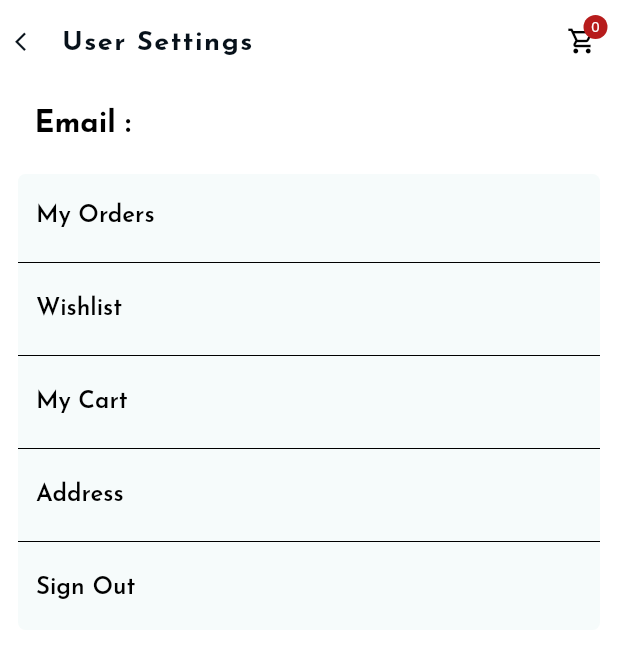
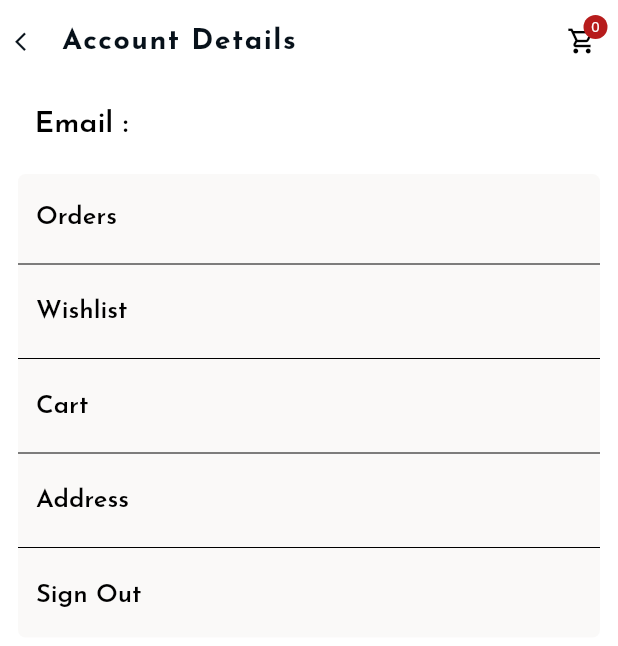
Before and after one commit to msramesh2k1/Mr-and-Mrs-Design-Wood-Works---Mobile, a Flutter app: the UserScreen screen opened directly, on a phone screen of 412 x 824 dp. Shown: the top 646 px of the screen. Run offline on Flutter 3.47's test engine with Material 2 defaults, Android fonts, the light colour scheme and no system bars; our stand-ins replace cloud_firestore, connectivity, firebase_auth, firebase_core, firebase_storage, flutter_spinkit and 5 more; missing offline and left inert: razorpay_flutter; accounts and stored records are empty; network calls fail.

Commit message:
feat:user screen ui

```diff
--- a/lib/userScreen.dart
+++ b/lib/userScreen.dart
@@ -1,15 +1,12 @@
 import 'package:flutter/material.dart';
-import 'package:mr_and_mrs/Address.dart';
 import 'package:mr_and_mrs/Helper.dart';
 import 'package:mr_and_mrs/MainScreen.dart';
 import 'package:mr_and_mrs/Orders.dart';
 import 'package:mr_and_mrs/constants.dart';
-import 'package:mr_and_mrs/wishlist.dart';
 
 import 'Admin.dart';
 import 'CartPage.dart';
 import 'package:cloud_firestore/cloud_firestore.dart';
-import 'Search.dart';
 import 'package:google_fonts/google_fonts.dart';
 import 'package:firebase_auth/firebase_auth.dart';
 
@@ -130,12 +127,12 @@ class _UserScreenState extends State<UserScreen> {
         ),
         leadingWidth: 25,
         title: Text(
-          "User Settings",
+          "Account Details",
           style: GoogleFonts.josefinSans(
             textStyle: TextStyle(
                 fontWeight: FontWeight.bold,
                 color: kBackgroundColor,
-                fontSize: 18,
+                fontSize: 19,
                 letterSpacing: 1),
           ),
         ),
@@ -172,7 +169,7 @@ class _UserScreenState extends State<UserScreen> {
                                   FirebaseAuth.instance.currentUser.email,
                               style: GoogleFonts.josefinSans(
                                 textStyle: TextStyle(
-                                    fontWeight: FontWeight.w700,
+                                    fontWeight: FontWeight.w600,
                                     color: Colors.black,
                                     fontSize: 20,
                                     letterSpacing: 0),
@@ -186,37 +183,11 @@ class _UserScreenState extends State<UserScreen> {
                 ),
               ),
             ),
-
-            // SizedBox(
-            //   height: 15,
-            // ),
-            // Divider(color: Colors.black),
-            // SizedBox(
-            //   height: 15,
-            // ),
-            // Row(
-            //   children: [
-            //     SizedBox(
-            //       width: 12,
-            //     ),
-            //     Text(
-            //       "ACCOUNT SETTINGS : ",
-            //       style: GoogleFonts.lato(
-            //         textStyle: TextStyle(
-            //             fontWeight: FontWeight.w800,
-            //             color: Colors.black,
-            //             fontSize: 13,
-            //             letterSpacing: 1),
-            //       ),
-            //     ),
-            //   ],
-            // ),
-
             Padding(
               padding: const EdgeInsets.all(12.0),
               child: Container(
                 decoration: BoxDecoration(
-                    color: Colors.teal[50].withOpacity(0.3),
+                    color: Colors.brown[50].withOpacity(0.3),
                     borderRadius: BorderRadius.circular(5)),
                 child: Column(
                   children: [
@@ -235,12 +206,12 @@ class _UserScreenState extends State<UserScreen> {
                             Navigator.push(context, route);
                           },
                           child: Text(
-                            "My Orders",
+                            "Orders",
                             style: GoogleFonts.josefinSans(
                               textStyle: TextStyle(
                                   fontWeight: FontWeight.w600,
                                   color: Colors.black,
-                                  fontSize: 16,
+                                  fontSize: 17,
                                   letterSpacing: 0),
                             ),
                           ),
@@ -271,7 +242,7 @@ class _UserScreenState extends State<UserScreen> {
                               textStyle: TextStyle(
                                   fontWeight: FontWeight.w600,
                                   color: Colors.black,
-                                  fontSize: 16,
+                                  fontSize: 17,
                                   letterSpacing: 0),
                             ),
                           ),
@@ -297,12 +268,12 @@ class _UserScreenState extends State<UserScreen> {
                             Navigator.push(context, route);
                           },
                           child: Text(
-                            "My Cart",
+                            "Cart",
                             style: GoogleFonts.josefinSans(
                               textStyle: TextStyle(
                                   fontWeight: FontWeight.w600,
                                   color: Colors.black,
-                                  fontSize: 16,
+                                  fontSize: 17,
                                   letterSpacing: 0),
                             ),
                           ),
@@ -333,7 +304,7 @@ class _UserScreenState extends State<UserScreen> {
                               textStyle: TextStyle(
                                   fontWeight: FontWeight.w600,
                                   color: Colors.black,
-                                  fontSize: 16,
+                                  fontSize: 17,
                                   letterSpacing: 0),
                             ),
                           ),
@@ -366,7 +337,7 @@ class _UserScreenState extends State<UserScreen> {
                               textStyle: TextStyle(
                                   fontWeight: FontWeight.w600,
                                   color: Colors.black,
-                                  fontSize: 16,
+                                  fontSize: 17,
                                   letterSpacing: 0),
                             ),
                           ),
```
